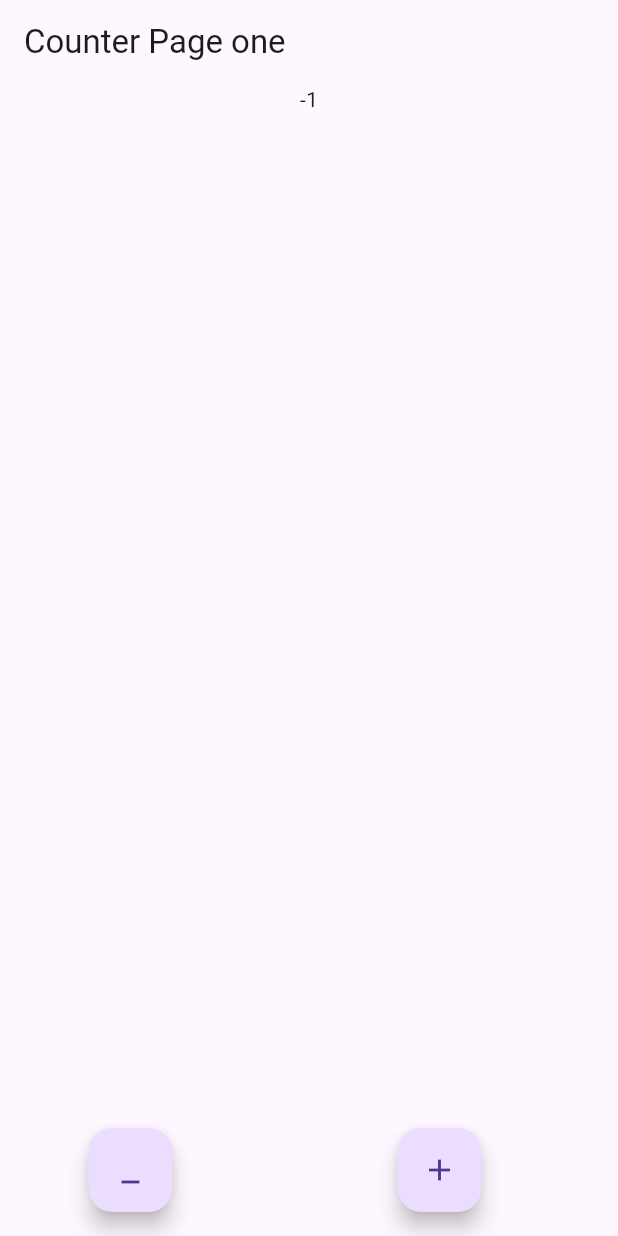
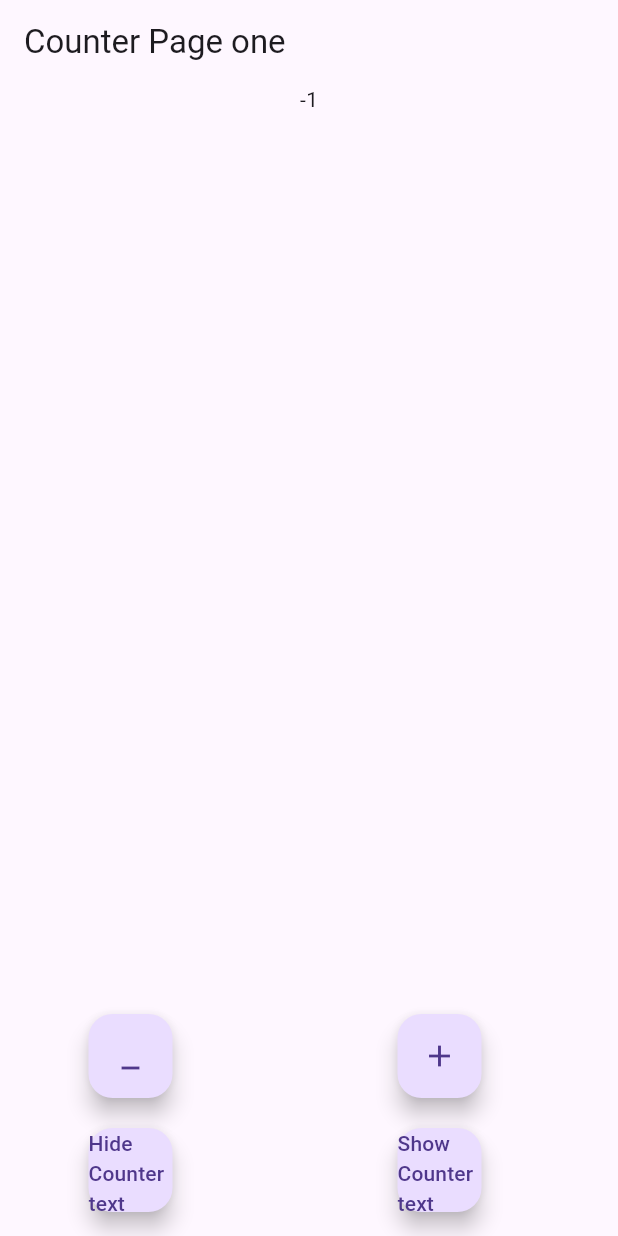
Before and after one commit to Abhaykumarbhumihar/flutter_bloc_couter_app, a Flutter app: the screen it shows after launch, after a tap on the "minimize" icon, on a phone screen of 412 x 824 dp. Run offline on Flutter 3.47's test engine with Material 3 defaults, Android fonts, the phone set to English and light mode, and no system bars; our stand-ins replace flutter_bloc.

Commit message:
counter hide show

```diff
--- a/lib/counter_bloc/counter_bloc.dart
+++ b/lib/counter_bloc/counter_bloc.dart
@@ -7,6 +7,10 @@ class CounterBloc extends Bloc<CounterEvent,CounterState>{
     on<CounterIncrementEvent>((event, emit) => emit(CounterState(count: state.count+1)));
         on<CounterDecrementEvent>((event, emit) => emit(CounterState(count: state.count-1)));
 
+on<CounterToggleVisibilityEvent>((event, emit) =>
+        emit(CounterState(
+            count: state.count, isCounterVisible: event.isVisible)));
+
   }
 
 
--- a/lib/counter_bloc/counter_event.dart
+++ b/lib/counter_bloc/counter_event.dart
@@ -9,3 +9,9 @@ final class CounterIncrementEvent extends CounterEvent{
 class CounterDecrementEvent extends CounterEvent{
 
 }
+
+class CounterToggleVisibilityEvent extends CounterEvent {
+  final bool isVisible;
+
+  CounterToggleVisibilityEvent(this.isVisible);
+}
--- a/lib/counter_bloc/counter_state.dart
+++ b/lib/counter_bloc/counter_state.dart
@@ -1,5 +1,6 @@
 class CounterState {
 
   int count;
-  CounterState({required  this.count});
+  bool isCounterVisible;
+  CounterState({required  this.count, this.isCounterVisible = true});
 }
--- a/lib/counter_bloc/counter_ui.dart
+++ b/lib/counter_bloc/counter_ui.dart
@@ -1,13 +1,14 @@
 import 'package:bloc_counter/counter_bloc/counter_bloc.dart';
 import 'package:bloc_counter/counter_bloc/counter_event.dart';
 import 'package:bloc_counter/counter_bloc/counter_state.dart';
+import 'package:flutter/cupertino.dart';
 import 'package:flutter/material.dart';
+import 'package:flutter/widgets.dart';
 import 'package:flutter_bloc/flutter_bloc.dart';
 
 class CounterPaageOne extends StatelessWidget {
   CounterPaageOne({super.key});
 
-  final counterBloc = CounterBloc();
   @override
   Widget build(BuildContext context) {
     return Scaffold(
@@ -18,35 +19,71 @@ class CounterPaageOne extends StatelessWidget {
         children: <Widget>[
           Center(
             child: BlocBuilder<CounterBloc, CounterState>(
-                bloc: counterBloc,
                 buildWhen: (previcious, current) {
               return true;
-                },
-                builder: (context, state) {
-                  return Text(state.count.toString());
+            }, builder: (context, state) {
+              return state.isCounterVisible
+                  ? Text(state.count.toString())
+                  : SizedBox();
             }),
           )
         ],
       ),
-      floatingActionButton: Row(
+      floatingActionButton: Column(
+        crossAxisAlignment: CrossAxisAlignment.end,
+        mainAxisAlignment: MainAxisAlignment.end,
+        children: <Widget>[
+          Row(
             mainAxisAlignment: MainAxisAlignment.spaceAround,
             children: <Widget>[
               FloatingActionButton(
                 onPressed: () {
-              counterBloc.add(CounterDecrementEvent());
+                  context.read<CounterBloc>().add(CounterDecrementEvent());
                 },
                 tooltip: 'Decrement',
                 child: const Icon(Icons.minimize),
               ),
               FloatingActionButton(
                 onPressed: () {
-              counterBloc.add(CounterIncrementEvent());
+                  context.read<CounterBloc>().add(CounterIncrementEvent());
+                  //counterBloc.add(CounterIncrementEvent());
                 },
                 tooltip: 'Increment',
                 child: const Icon(Icons.add),
               )
             ],
           ),
+          SizedBox(
+            height: 20,
+          ),
+          Row(
+            mainAxisAlignment: MainAxisAlignment.spaceAround,
+            children: <Widget>[
+              FloatingActionButton(
+                onPressed: () {
+                  /// I need to hide here counter;
+                  context
+                      .read<CounterBloc>()
+                      .add(CounterToggleVisibilityEvent(false));
+                },
+                tooltip: 'Decrement',
+                child: Text("Hide Counter text"),
+              ),
+              FloatingActionButton(
+                onPressed: () {
+                  context
+                      .read<CounterBloc>()
+                      .add(CounterToggleVisibilityEvent(true));
+
+                  //I need to show here counter text
+                },
+                tooltip: 'Increment',
+                child: Text("Show Counter text"),
+              )
+            ],
+          ),
+        ],
+      ),
     );
   }
 }
--- a/lib/main.dart
+++ b/lib/main.dart
@@ -1,5 +1,7 @@
+import 'package:bloc_counter/counter_bloc/counter_bloc.dart';
 import 'package:bloc_counter/counter_bloc/counter_ui.dart';
 import 'package:flutter/material.dart';
+import 'package:flutter_bloc/flutter_bloc.dart';
 
 void main() {
   runApp(const MyApp());
@@ -12,7 +14,8 @@ class MyApp extends StatelessWidget {
   Widget build(BuildContext context) {
     return  MaterialApp(
       debugShowCheckedModeBanner: false,
-      home: CounterPaageOne(),
-    );
+      home:BlocProvider<CounterBloc>(create: (context) => CounterBloc(),
+      child: CounterPaageOne(),),
+      );
   }
 }
```
Also changed, not shown: 14 other files. Lines whose indentation alone changed are shown as unchanged.
